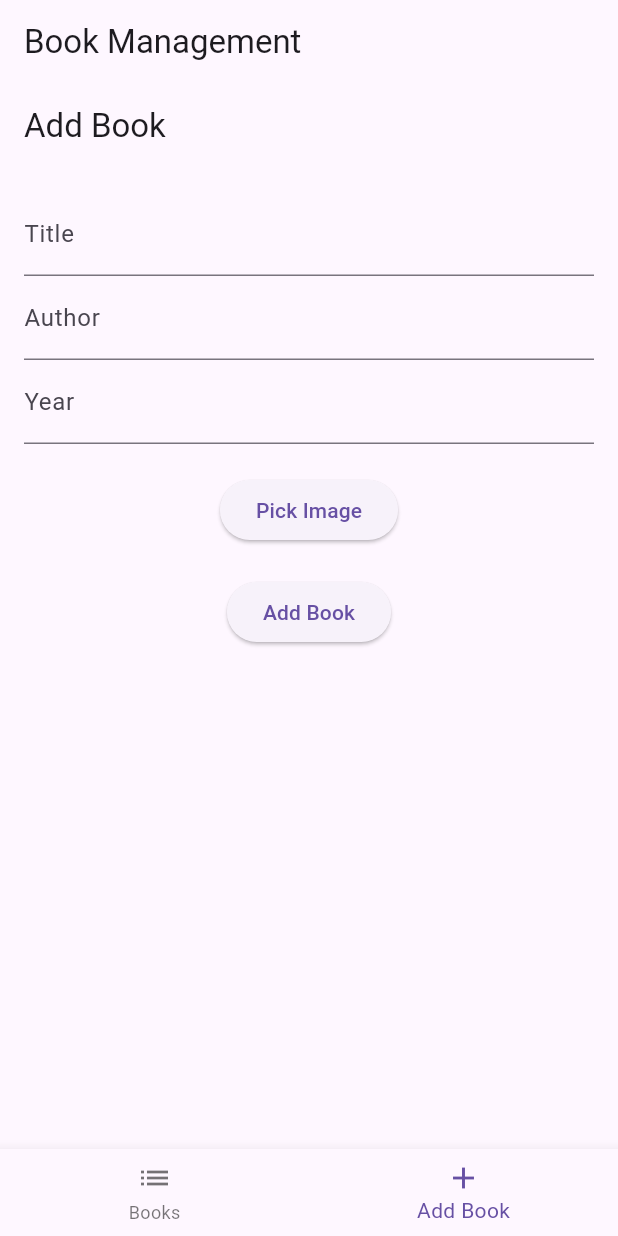
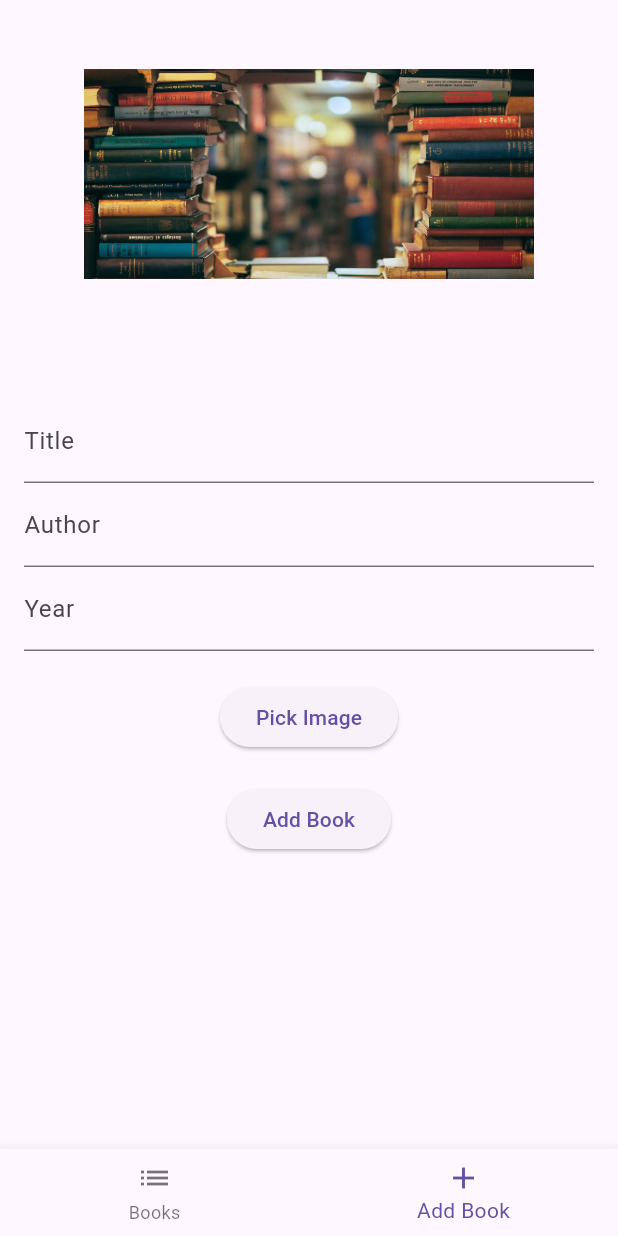
Before and after one commit to bellakhalrania/Projet-flutter-_expressjs_sqflite, a Flutter app: the HomePage screen opened directly, item 2 of the bottom bar chosen, on a phone screen of 412 x 824 dp. Run offline on Flutter 3.47's test engine with Material 3 defaults, Android fonts, the phone set to English and light mode, and no system bars; our stand-ins replace cached_network_image, flutter_secure_storage, image_picker; accounts and stored records are empty; network calls fail.

Commit message:
new change

```diff
--- a/frontend_flutter/lib/registerpage.dart
+++ b/frontend_flutter/lib/registerpage.dart
@@ -57,6 +57,12 @@ class _RegisterScreenState extends State<RegisterScreen> {
         padding: const EdgeInsets.all(16.0),
         child: Column(
           children: [
+            Image.asset(
+              'assets/registration.png', // Remplacez par le chemin de votre image
+              height: 200,
+              width: 300,
+            ),
+            SizedBox(height: 50),
             TextField(
               controller: _nameController,
               decoration: InputDecoration(labelText: 'Name'),
--- a/frontend_flutter/lib/views/addbook.dart
+++ b/frontend_flutter/lib/views/addbook.dart
@@ -57,15 +57,20 @@ class _AddBookScreenState extends State<AddBookScreen> {
   @override
   Widget build(BuildContext context) {
     return Scaffold(
-      appBar: AppBar(
-        title: Text('Add Book'),
-      ),
+
       body: Padding(
         padding: const EdgeInsets.all(16.0),
+
         child: Form(
           key: _formKey,
           child: Column(
             children: [
+              Image.asset(
+                'assets/background2.jpg', // Remplacez par le chemin de votre image
+                height: 200,
+                width: 300,
+              ),
+              SizedBox(height: 50),
               TextFormField(
                 decoration: InputDecoration(labelText: 'Title'),
                 validator: (value) {
--- a/frontend_flutter/lib/views/homepage.dart
+++ b/frontend_flutter/lib/views/homepage.dart
@@ -36,9 +36,6 @@ class _HomePageState extends State<HomePage> {
   @override
   Widget build(BuildContext context) {
     return Scaffold(
-      appBar: AppBar(
-        title: Text('Book Management'),
-      ),
       body: _screens[_selectedIndex],
       bottomNavigationBar: BottomNavigationBar(
         items: [
--- a/frontend_flutter/lib/views/listbook.dart
+++ b/frontend_flutter/lib/views/listbook.dart
@@ -62,7 +62,9 @@ class _BookListScreenState extends State<BookListScreen> {
   Widget build(BuildContext context) {
     return Scaffold(
 
-      body: FutureBuilder<List<Book>>(
+
+      body:
+      FutureBuilder<List<Book>>(
         future: books,
         builder: (context, snapshot) {
           if (snapshot.connectionState == ConnectionState.waiting) {
```
